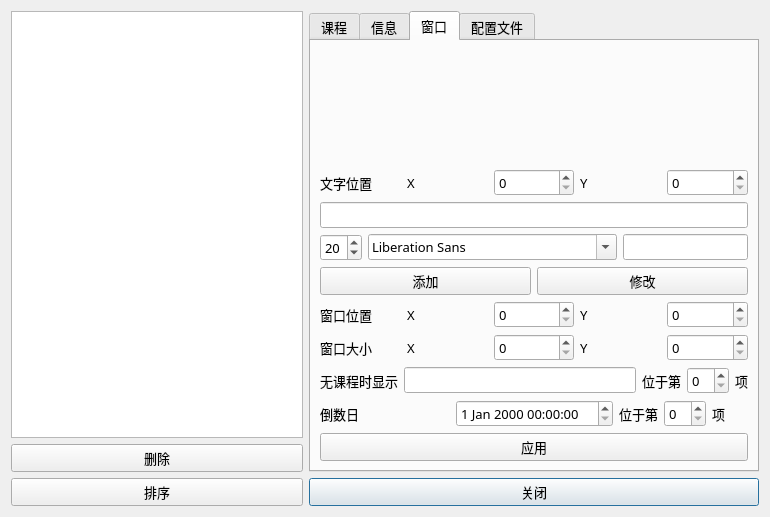
Old version of the form TimeTable-Qt/settings.ui in the repository SHM-white/TimeTable-Qt.
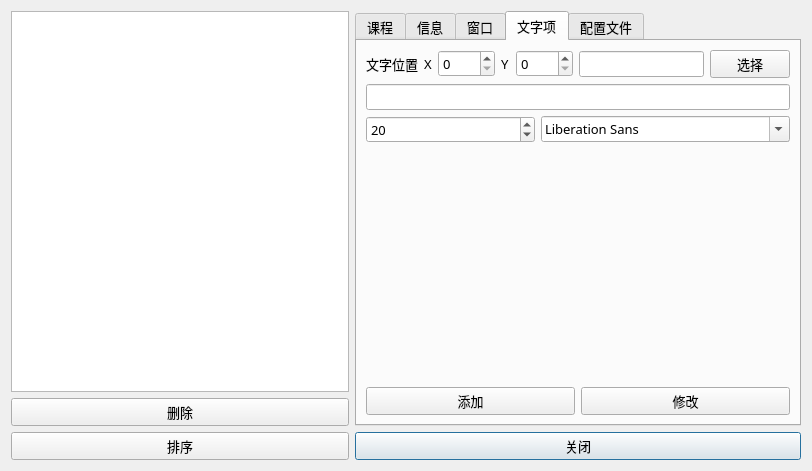
New version of the form. Icons and pictures are not drawn.

```diff
--- a/TimeTable-Qt/settings.ui
+++ b/TimeTable-Qt/settings.ui
@@ -6,10 +6,22 @@
    <rect>
     <x>0</x>
     <y>0</y>
-    <width>770</width>
-    <height>517</height>
+    <width>812</width>
+    <height>471</height>
    </rect>
   </property>
+  <property name="minimumSize">
+   <size>
+    <width>812</width>
+    <height>471</height>
+   </size>
+  </property>
+  <property name="maximumSize">
+   <size>
+    <width>812</width>
+    <height>471</height>
+   </size>
+  </property>
   <property name="font">
    <font>
     <family>微软雅黑</family>
@@ -59,7 +71,7 @@
        <item>
         <widget class="QTabWidget" name="tabWidget">
          <property name="currentIndex">
-          <number>2</number>
+          <number>3</number>
          </property>
          <widget class="QWidget" name="tab_lessons">
           <attribute name="title">
@@ -377,92 +389,6 @@
            <string>窗口</string>
           </attribute>
           <layout class="QVBoxLayout" name="verticalLayout_9">
-           <item>
-            <spacer name="verticalSpacer_4">
-             <property name="orientation">
-              <enum>Qt::Vertical</enum>
-             </property>
-             <property name="sizeHint" stdset="0">
-              <size>
-               <width>20</width>
-               <height>40</height>
-              </size>
-             </property>
-            </spacer>
-           </item>
-           <item>
-            <layout class="QVBoxLayout" name="verticalLayout_6">
-             <item>
-              <layout class="QHBoxLayout" name="horizontalLayout_10">
-               <item>
-                <widget class="QLabel" name="label_7">
-                 <property name="text">
-                  <string>文字位置</string>
-                 </property>
-                </widget>
-               </item>
-               <item>
-                <widget class="QLabel" name="label_8">
-                 <property name="text">
-                  <string>X</string>
-                 </property>
-                </widget>
-               </item>
-               <item>
-                <widget class="QSpinBox" name="spinBox_ItemLocationX"/>
-               </item>
-               <item>
-                <widget class="QLabel" name="label_9">
-                 <property name="text">
-                  <string>Y</string>
-                 </property>
-                </widget>
-               </item>
-               <item>
-                <widget class="QSpinBox" name="spinBox_ItemLocationY"/>
-               </item>
-              </layout>
-             </item>
-             <item>
-              <widget class="QLineEdit" name="lineEdit_textFormat"/>
-             </item>
-             <item>
-              <layout class="QHBoxLayout" name="horizontalLayout_11">
-               <item>
-                <widget class="QSpinBox" name="spinBox_FontSize">
-                 <property name="value">
-                  <number>20</number>
-                 </property>
-                </widget>
-               </item>
-               <item>
-                <widget class="QFontComboBox" name="fontComboBox_textFont"/>
-               </item>
-               <item>
-                <widget class="QLineEdit" name="lineEdit_color"/>
-               </item>
-              </layout>
-             </item>
-            </layout>
-           </item>
-           <item>
-            <layout class="QHBoxLayout" name="horizontalLayout_21">
-             <item>
-              <widget class="QPushButton" name="pushButton_addFormat">
-               <property name="text">
-                <string>添加</string>
-               </property>
-              </widget>
-             </item>
-             <item>
-              <widget class="QPushButton" name="pushButton_changeFormat">
-               <property name="text">
-                <string>修改</string>
-               </property>
-              </widget>
-             </item>
-            </layout>
-           </item>
            <item>
             <layout class="QVBoxLayout" name="verticalLayout_5">
              <item>
@@ -482,7 +408,11 @@
                 </widget>
                </item>
                <item>
-                <widget class="QSpinBox" name="spinBox_windowLocationX"/>
+                <widget class="QSpinBox" name="spinBox_windowLocationX">
+                 <property name="maximum">
+                  <number>2000</number>
+                 </property>
+                </widget>
                </item>
                <item>
                 <widget class="QLabel" name="label_5">
@@ -492,7 +422,11 @@
                 </widget>
                </item>
                <item>
-                <widget class="QSpinBox" name="spinBox_windowLocationY"/>
+                <widget class="QSpinBox" name="spinBox_windowLocationY">
+                 <property name="maximum">
+                  <number>2000</number>
+                 </property>
+                </widget>
                </item>
               </layout>
              </item>
@@ -513,7 +447,11 @@
                 </widget>
                </item>
                <item>
-                <widget class="QSpinBox" name="spinBox_windowSizeX"/>
+                <widget class="QSpinBox" name="spinBox_windowSizeX">
+                 <property name="maximum">
+                  <number>2000</number>
+                 </property>
+                </widget>
                </item>
                <item>
                 <widget class="QLabel" name="label_17">
@@ -523,7 +461,11 @@
                 </widget>
                </item>
                <item>
-                <widget class="QSpinBox" name="spinBox_windowSizeY"/>
+                <widget class="QSpinBox" name="spinBox_windowSizeY">
+                 <property name="maximum">
+                  <number>2000</number>
+                 </property>
+                </widget>
                </item>
               </layout>
              </item>
@@ -612,6 +554,118 @@
            </item>
           </layout>
          </widget>
+         <widget class="QWidget" name="tab_textFormat">
+          <attribute name="title">
+           <string>文字项</string>
+          </attribute>
+          <layout class="QVBoxLayout" name="verticalLayout_8">
+           <item>
+            <layout class="QVBoxLayout" name="verticalLayout_6">
+             <item>
+              <layout class="QHBoxLayout" name="horizontalLayout_10">
+               <item>
+                <widget class="QLabel" name="label_7">
+                 <property name="text">
+                  <string>文字位置</string>
+                 </property>
+                </widget>
+               </item>
+               <item>
+                <widget class="QLabel" name="label_8">
+                 <property name="text">
+                  <string>X</string>
+                 </property>
+                </widget>
+               </item>
+               <item>
+                <widget class="QSpinBox" name="spinBox_ItemLocationX">
+                 <property name="maximum">
+                  <number>2000</number>
+                 </property>
+                </widget>
+               </item>
+               <item>
+                <widget class="QLabel" name="label_9">
+                 <property name="text">
+                  <string>Y</string>
+                 </property>
+                </widget>
+               </item>
+               <item>
+                <widget class="QSpinBox" name="spinBox_ItemLocationY">
+                 <property name="maximum">
+                  <number>2000</number>
+                 </property>
+                </widget>
+               </item>
+               <item>
+                <widget class="QLineEdit" name="lineEdit_color">
+                 <property name="whatsThis">
+                  <string>color</string>
+                 </property>
+                </widget>
+               </item>
+               <item>
+                <widget class="QPushButton" name="pushButton_chooseColor">
+                 <property name="text">
+                  <string>选择</string>
+                 </property>
+                </widget>
+               </item>
+              </layout>
+             </item>
+             <item>
+              <widget class="QLineEdit" name="lineEdit_textFormat"/>
+             </item>
+             <item>
+              <layout class="QHBoxLayout" name="horizontalLayout_11">
+               <item>
+                <widget class="QSpinBox" name="spinBox_FontSize">
+                 <property name="value">
+                  <number>20</number>
+                 </property>
+                </widget>
+               </item>
+               <item>
+                <widget class="QFontComboBox" name="fontComboBox_textFont"/>
+               </item>
+              </layout>
+             </item>
+             <item>
+              <spacer name="verticalSpacer_5">
+               <property name="orientation">
+                <enum>Qt::Vertical</enum>
+               </property>
+               <property name="sizeHint" stdset="0">
+                <size>
+                 <width>20</width>
+                 <height>40</height>
+                </size>
+               </property>
+              </spacer>
+             </item>
+             <item>
+              <layout class="QHBoxLayout" name="horizontalLayout_21">
+               <item>
+                <widget class="QPushButton" name="pushButton_addFormat">
+                 <property name="text">
+                  <string>添加</string>
+                 </property>
+                </widget>
+               </item>
+               <item>
+                <widget class="QPushButton" name="pushButton_changeFormat">
+                 <property name="text">
+                  <string>修改</string>
+                 </property>
+                </widget>
+               </item>
+              </layout>
+             </item>
+            </layout>
+           </item>
+          </layout>
+         </widget>
          <widget class="QWidget" name="tab_configPath">
           <attribute name="title">
            <string>配置文件</string>
```
Left out of the diff: 79 changed lines with no effect on the pictures.
